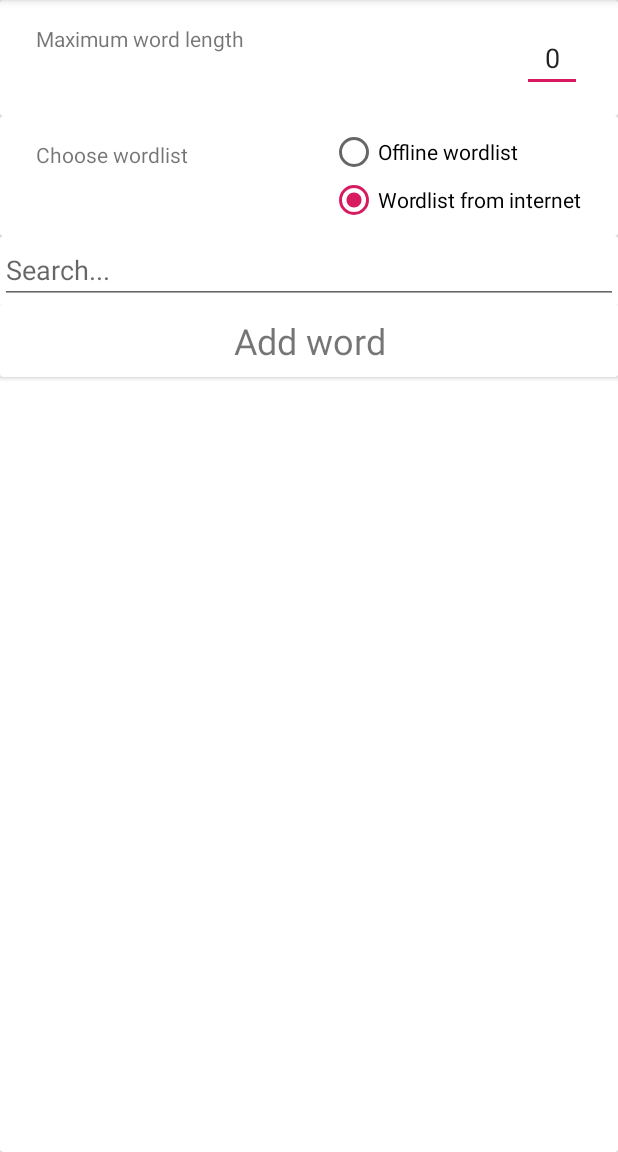
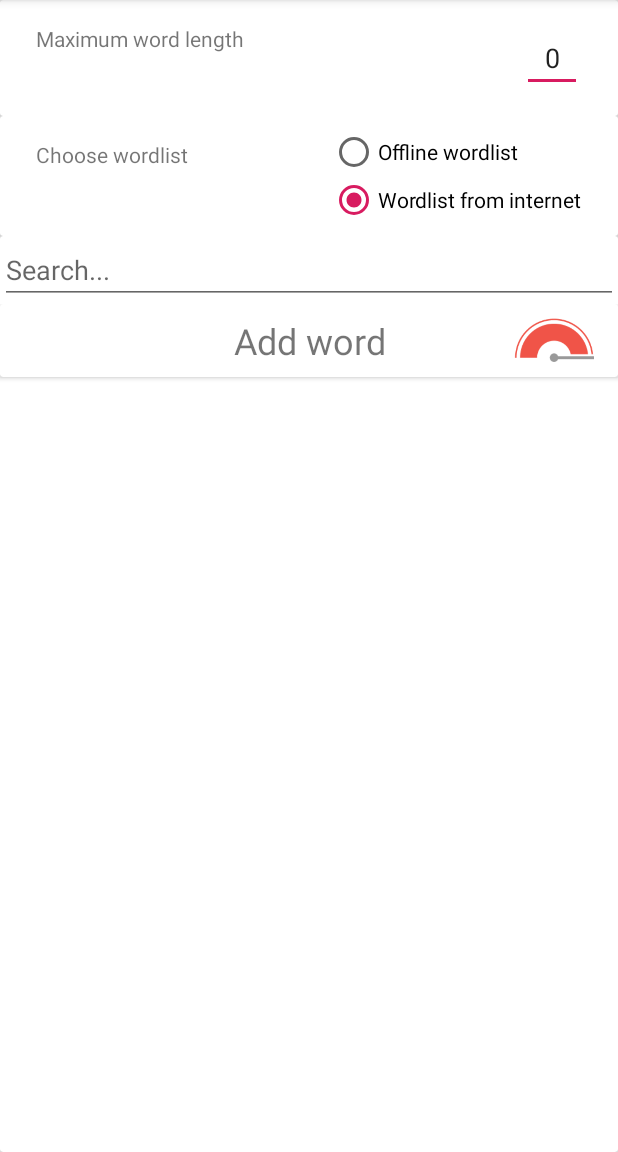
Before and after one commit to MathiasLH/Hangman, an Android app: the settingsActivity screen opened directly, with no data from a screen before it, on a phone screen of 412 x 824 dp, the part 84-1236 px from its top. Run offline under Robolectric (Android 15) with nearby library versions, the phone set to English and light mode, and no system bars.

```diff
--- a/app/build.gradle
+++ b/app/build.gradle
@@ -29,6 +29,9 @@ dependencies {
     testImplementation 'junit:junit:4.12'
     androidTestImplementation 'com.android.support.test:runner:1.0.2'
     androidTestImplementation 'com.android.support.test.espresso:espresso-core:3.0.2'
+    implementation "org.jetbrains.kotlin:kotlin-stdlib:1.3.11"
+    implementation 'nl.dionsegijn:konfetti:1.1.2'
     implementation 'com.android.support:recyclerview-v7:26.0.0'
     implementation 'com.android.support:cardview-v7:26.0.0'
+
 }
--- a/app/src/main/java/company/best/the/hangman/myAdapter.java
+++ b/app/src/main/java/company/best/the/hangman/myAdapter.java
@@ -6,6 +6,7 @@ import android.support.v7.widget.RecyclerView;
 import android.view.LayoutInflater;
 import android.view.View;
 import android.view.ViewGroup;
+import android.widget.ImageView;
 import android.widget.TextView;
 
 import java.util.ArrayList;
@@ -51,6 +52,17 @@ public class myAdapter extends RecyclerView.Adapter<myAdapter.myViewHolder> {
     public void onBindViewHolder(@NonNull myViewHolder holder, int position) {
         TextView tv = holder.niceCard.findViewById(R.id.text_view_id);
         tv.setText(dataset.get(position));
+        ImageView iv = holder.niceCard.findViewById(R.id.difficulty);
+        if(dataset.get(position).length() <4){
+            //easy
+            iv.setImageResource(R.drawable.easy);
+        }else if(dataset.get(position).length() >= 4 && dataset.get(position).length() <8){
+            //medium
+            iv.setImageResource(R.drawable.medium);
+        }else{
+            //hard
+            iv.setImageResource(R.drawable.hard);
+        }
         //holder.niceText.setText(dataset[position]);
 
     }
--- a/app/src/main/res/layout/recycler_element.xml
+++ b/app/src/main/res/layout/recycler_element.xml
@@ -1,6 +1,7 @@
 <?xml version="1.0" encoding="utf-8"?>
 <android.support.v7.widget.CardView xmlns:android="http://schemas.android.com/apk/res/android"
     xmlns:app="http://schemas.android.com/apk/res-auto"
+    xmlns:tools="http://schemas.android.com/tools"
     android:layout_width="match_parent" android:layout_height="wrap_content">
 
     <android.support.constraint.ConstraintLayout
@@ -25,5 +26,18 @@
             app:layout_constraintStart_toStartOf="parent"
             app:layout_constraintTop_toTopOf="parent" />
 
+        <ImageView
+            android:id="@+id/difficulty"
+            android:layout_width="54dp"
+            android:layout_height="0dp"
+            android:layout_marginTop="8dp"
+            android:layout_marginEnd="16dp"
+            android:layout_marginBottom="8dp"
+            android:scaleType="fitCenter"
+            app:layout_constraintBottom_toBottomOf="parent"
+            app:layout_constraintEnd_toEndOf="parent"
+            app:layout_constraintTop_toTopOf="parent"
+            app:srcCompat="@drawable/easy" />
+
     </android.support.constraint.ConstraintLayout>
 </android.support.v7.widget.CardView>
--- a/app/src/main/res/layout/recycler_text.xml
+++ /dev/null
@@ -1,4 +0,0 @@
-<?xml version="1.0" encoding="utf-8"?>
-<TextView xmlns:android="http://schemas.android.com/apk/res/android"
-    android:layout_width="match_parent" android:layout_height="wrap_content">
-</TextView>
```
Also changed, not shown: app/src/main/java/company/best/the/hangman/resultActivity.java (+20 -0 lines), app/src/main/res/layout/activity_result.xml (+7 -0 lines), app/src/main/java/company/best/the/hangman/settingsActivity.java (line endings or trailing spaces), app/src/main/res/drawable/easy.png (added), app/src/main/res/drawable/hard.png (added), app/src/main/res/drawable/medium.png (added), 1 other file.
